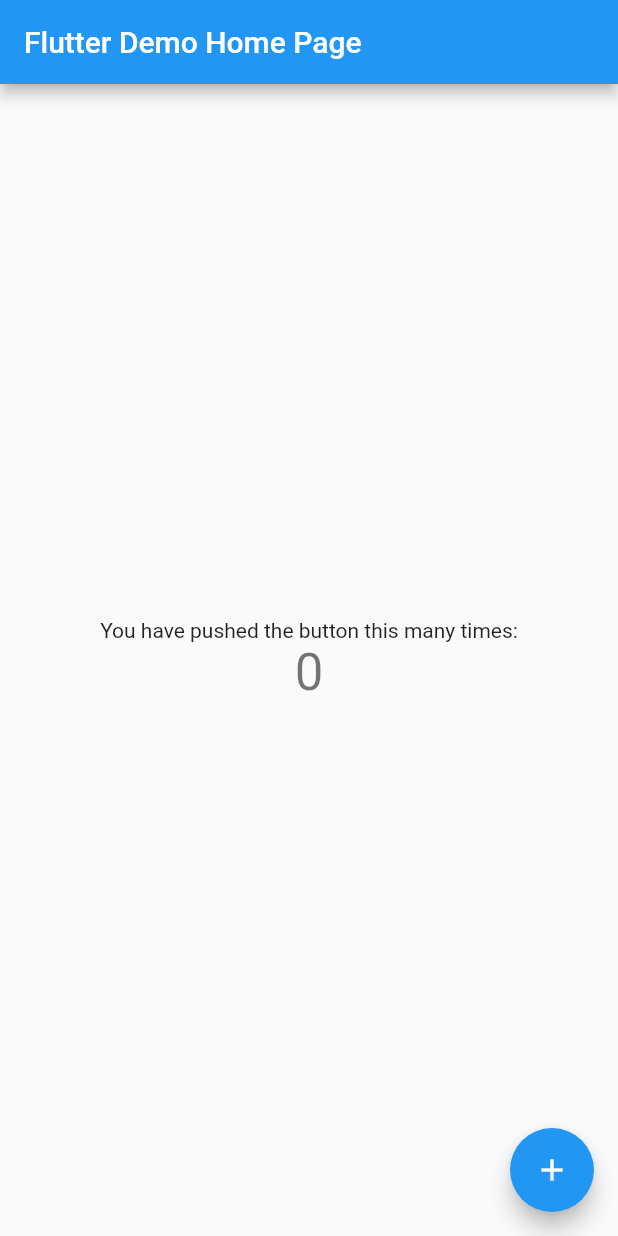
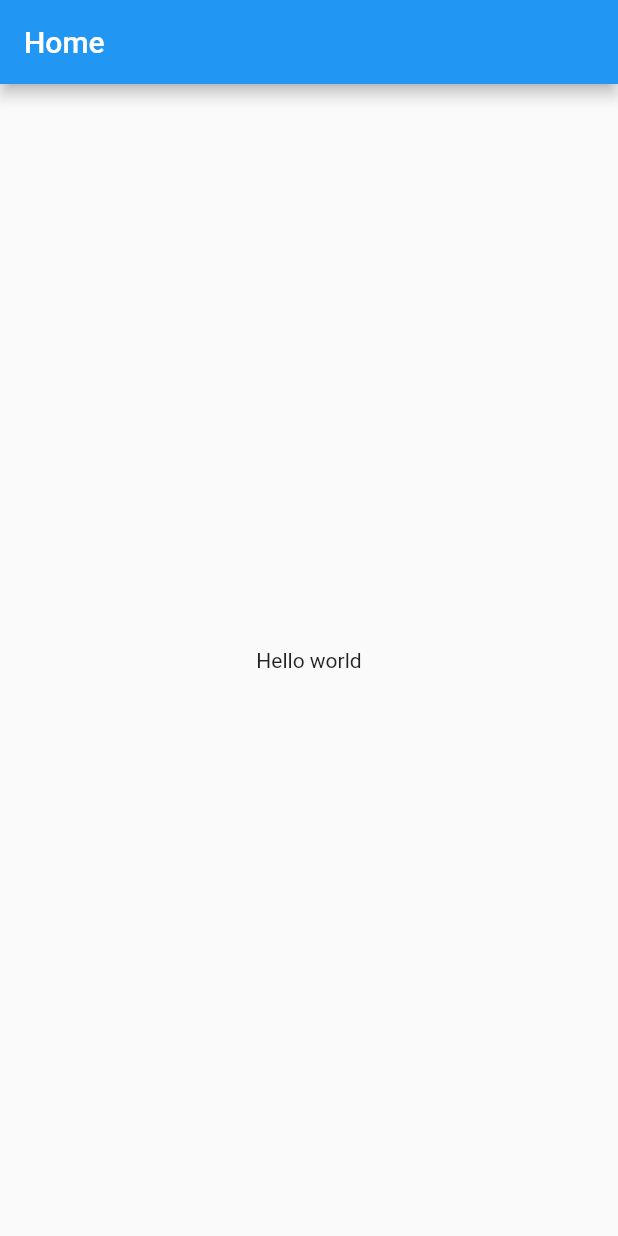
Before and after one commit to JohnARI/Redditech, a Flutter app: the screen it shows after launch, on a phone screen of 412 x 824 dp. Run offline on Flutter 3.47's test engine with Material 2 defaults, Android fonts, the phone set to English and light mode, and no system bars; Roboto replaces fonts that are missing (IBM).

Commit message:
feat(Clean + font): Clean structure + fonts

```diff
--- a/lib/main.dart
+++ b/lib/main.dart
@@ -1,4 +1,5 @@
 import 'package:flutter/material.dart';
+import 'package:redditech/screens/spashscreen_wrapper.dart';
 
 void main() {
   runApp(const MyApp());
@@ -7,109 +8,16 @@
 class MyApp extends StatelessWidget {
   const MyApp({super.key});
 
-  // This widget is the root of your application.
   @override
   Widget build(BuildContext context) {
     return MaterialApp(
-      title: 'Flutter Demo',
+      debugShowCheckedModeBanner: false,
+      title: 'Redditech',
+      home: const SpashScreenWrapper(),
       theme: ThemeData(
-        // This is the theme of your application.
-        //
-        // Try running your application with "flutter run". You'll see the
-        // application has a blue toolbar. Then, without quitting the app, try
-        // changing the primarySwatch below to Colors.green and then invoke
-        // "hot reload" (press "r" in the console where you ran "flutter run",
-        // or simply save your changes to "hot reload" in a Flutter IDE).
-        // Notice that the counter didn't reset back to zero; the application
-        // is not restarted.
-        primarySwatch: Colors.blue,
+        fontFamily: 'IBM',
+
       ),
-      home: const MyHomePage(title: 'Flutter Demo Home Page'),
     );
   }
 }
-
-class MyHomePage extends StatefulWidget {
-  const MyHomePage({super.key, required this.title});
-
-  // This widget is the home page of your application. It is stateful, meaning
-  // that it has a State object (defined below) that contains fields that affect
-  // how it looks.
-
-  // This class is the configuration for the state. It holds the values (in this
-  // case the title) provided by the parent (in this case the App widget) and
-  // used by the build method of the State. Fields in a Widget subclass are
-  // always marked "final".
-
-  final String title;
-
-  @override
-  State<MyHomePage> createState() => _MyHomePageState();
-}
-
-class _MyHomePageState extends State<MyHomePage> {
-  int _counter = 0;
-
-  void _incrementCounter() {
-    setState(() {
-      // This call to setState tells the Flutter framework that something has
-      // changed in this State, which causes it to rerun the build method below
-      // so that the display can reflect the updated values. If we changed
-      // _counter without calling setState(), then the build method would not be
-      // called again, and so nothing would appear to happen.
-      _counter++;
-    });
-  }
-
-  @override
-  Widget build(BuildContext context) {
-    // This method is rerun every time setState is called, for instance as done
-    // by the _incrementCounter method above.
-    //
-    // The Flutter framework has been optimized to make rerunning build methods
-    // fast, so that you can just rebuild anything that needs updating rather
-    // than having to individually change instances of widgets.
-    return Scaffold(
-      appBar: AppBar(
-        // Here we take the value from the MyHomePage object that was created by
-        // the App.build method, and use it to set our appbar title.
-        title: Text(widget.title),
-      ),
-      body: Center(
-        // Center is a layout widget. It takes a single child and positions it
-        // in the middle of the parent.
-        child: Column(
-          // Column is also a layout widget. It takes a list of children and
-          // arranges them vertically. By default, it sizes itself to fit its
-          // children horizontally, and tries to be as tall as its parent.
-          //
-          // Invoke "debug painting" (press "p" in the console, choose the
-          // "Toggle Debug Paint" action from the Flutter Inspector in Android
-          // Studio, or the "Toggle Debug Paint" command in Visual Studio Code)
-          // to see the wireframe for each widget.
-          //
-          // Column has various properties to control how it sizes itself and
-          // how it positions its children. Here we use mainAxisAlignment to
-          // center the children vertically; the main axis here is the vertical
-          // axis because Columns are vertical (the cross axis would be
-          // horizontal).
-          mainAxisAlignment: MainAxisAlignment.center,
-          children: <Widget>[
-            const Text(
-              'You have pushed the button this many times:',
-            ),
-            Text(
-              '$_counter',
-              style: Theme.of(context).textTheme.headline4,
-            ),
-          ],
-        ),
-      ),
-      floatingActionButton: FloatingActionButton(
-        onPressed: _incrementCounter,
-        tooltip: 'Increment',
-        child: const Icon(Icons.add),
-      ), // This trailing comma makes auto-formatting nicer for build methods.
-    );
-  }
-}
--- /dev/null
+++ b/lib/screens/home.dart
@@ -0,0 +1,29 @@
+import 'package:flutter/material.dart';
+
+class HomeScreen extends StatefulWidget {
+  const HomeScreen({super.key});
+
+  @override
+  State<HomeScreen> createState() => _HomeScreenState();
+}
+
+class _HomeScreenState extends State<HomeScreen> {
+  @override
+  Widget build(BuildContext context) {
+    return Scaffold(
+      appBar: AppBar(
+        title: const Text('Home'),
+      ),
+      body: Center(
+        child: Column(
+          mainAxisAlignment: MainAxisAlignment.center,
+          children: const <Widget>[
+            Text(
+              'Hello world',
+            ),
+          ],
+        ),
+      ),
+    );
+  }
+}
--- /dev/null
+++ b/lib/screens/spashscreen_wrapper.dart
@@ -0,0 +1,11 @@
+import 'package:flutter/material.dart';
+import 'package:redditech/screens/home.dart';
+
+class SpashScreenWrapper extends StatelessWidget {
+  const SpashScreenWrapper({super.key});
+
+  @override
+  Widget build(BuildContext context) {
+    return const HomeScreen();
+  }
+}
```
Also changed, not shown: pubspec.yaml (+15 -0 lines), assets/fonts/light/IBM-light-italic.ttf (added), assets/fonts/light/IBM-light.ttf (added), assets/fonts/medium/IBM-medium-italic.ttf (added), assets/fonts/medium/IBM-medium.ttf (added), assets/fonts/regular/IBM-regular-italic.ttf (added), assets/fonts/regular/IBM-regular.ttf (added), assets/fonts/semi-bold/IBM-semi-bold-italic.ttf (added), assets/fonts/semi-bold/IBM-semi-bold.ttf (added).
